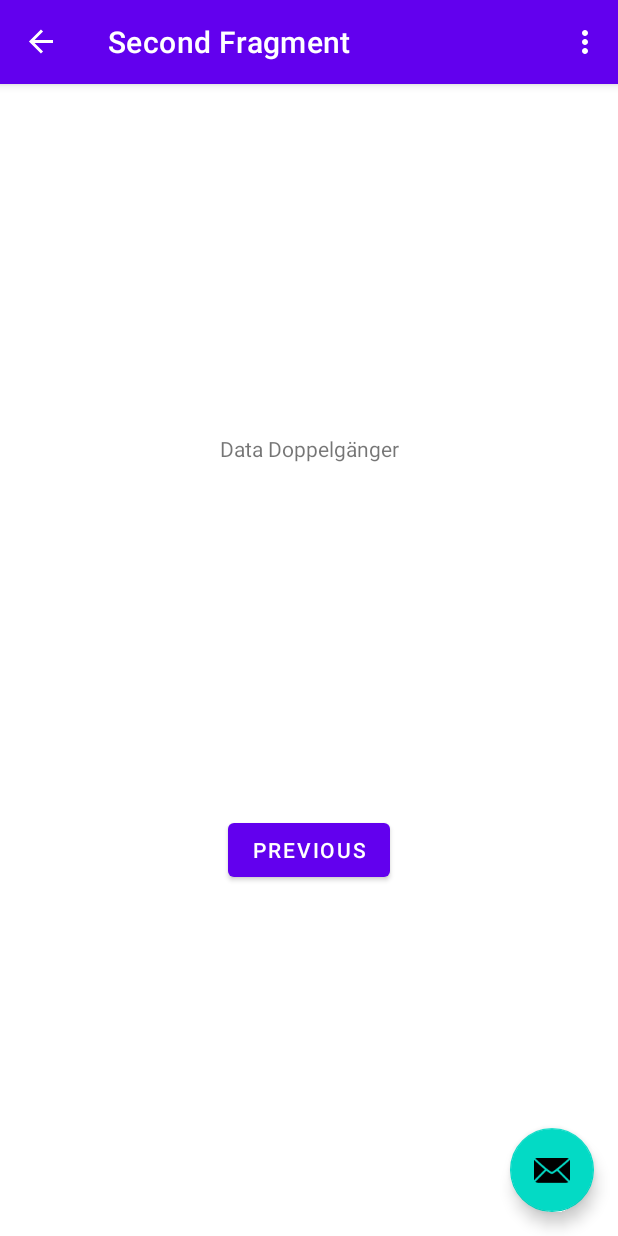
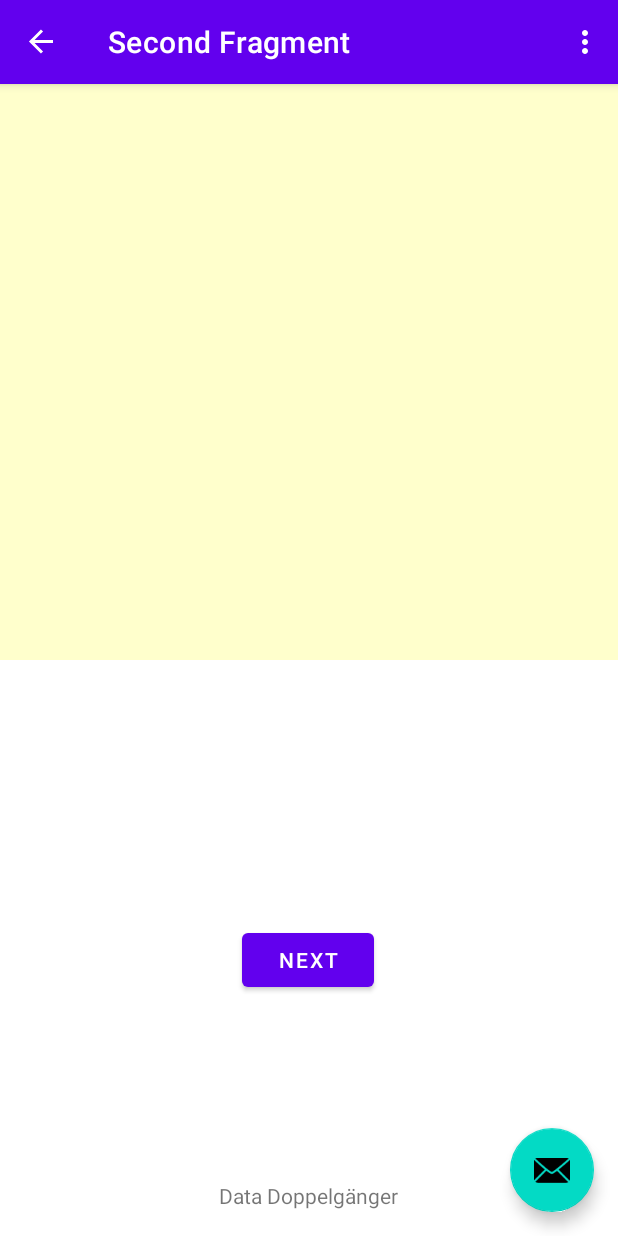
Before and after one commit to LaneSnively/Media-Creation-by-Conversion, an Android app: the SecondFragment screen opened through its navigation route, on a phone screen of 412 x 824 dp. Run offline under Robolectric (Android 15) with nearby library versions, the phone set to English and light mode, and no system bars; our stand-ins replace navigation-ui.

Commit message:
add canvas to second fragment

```diff
--- a/MCBC/app/src/main/res/layout/fragment_second.xml
+++ b/MCBC/app/src/main/res/layout/fragment_second.xml
@@ -6,25 +6,43 @@
     android:layout_height="match_parent"
     tools:context=".SecondFragment">
 
+    <com.example.mediacreationbyconversion.DrawingView
+        android:id="@+id/drawing_view"
+        android:layout_width="0dp"
+        android:layout_height="0dp"
+        android:clickable="true"
+        android:focusable="true"
+        android:focusableInTouchMode="true"
+        app:layout_constraintBottom_toBottomOf="parent"
+        app:layout_constraintEnd_toEndOf="parent"
+        app:layout_constraintHeight_percent=".5"
+        app:layout_constraintHorizontal_bias="0.0"
+        app:layout_constraintStart_toStartOf="parent"
+        app:layout_constraintTop_toTopOf="parent"
+        app:layout_constraintVertical_bias="0.0"
+        app:layout_constraintWidth_percent="1" />
+
     <TextView
-        android:id="@+id/textview_second"
+        android:id="@+id/textview_first"
         android:layout_width="wrap_content"
         android:layout_height="wrap_content"
         android:text="Data Doppelgänger"
-        app:layout_constraintBottom_toTopOf="@id/button_second"
+        app:layout_constraintBottom_toBottomOf="parent"
         app:layout_constraintEnd_toEndOf="parent"
+        app:layout_constraintHorizontal_bias="0.498"
         app:layout_constraintStart_toStartOf="parent"
-        app:layout_constraintTop_toTopOf="parent" />
-
-
+        app:layout_constraintTop_toTopOf="parent"
+        app:layout_constraintVertical_bias="0.977" />
 
     <Button
         android:id="@+id/button_second"
         android:layout_width="wrap_content"
         android:layout_height="wrap_content"
-        android:text="@string/previous"
+        android:text="@string/next"
         app:layout_constraintBottom_toBottomOf="parent"
         app:layout_constraintEnd_toEndOf="parent"
+        app:layout_constraintHorizontal_bias="0.498"
         app:layout_constraintStart_toStartOf="parent"
-        app:layout_constraintTop_toBottomOf="@id/textview_second" />
+        app:layout_constraintTop_toTopOf="parent"
+        app:layout_constraintVertical_bias="0.778" />
 </androidx.constraintlayout.widget.ConstraintLayout>
```
